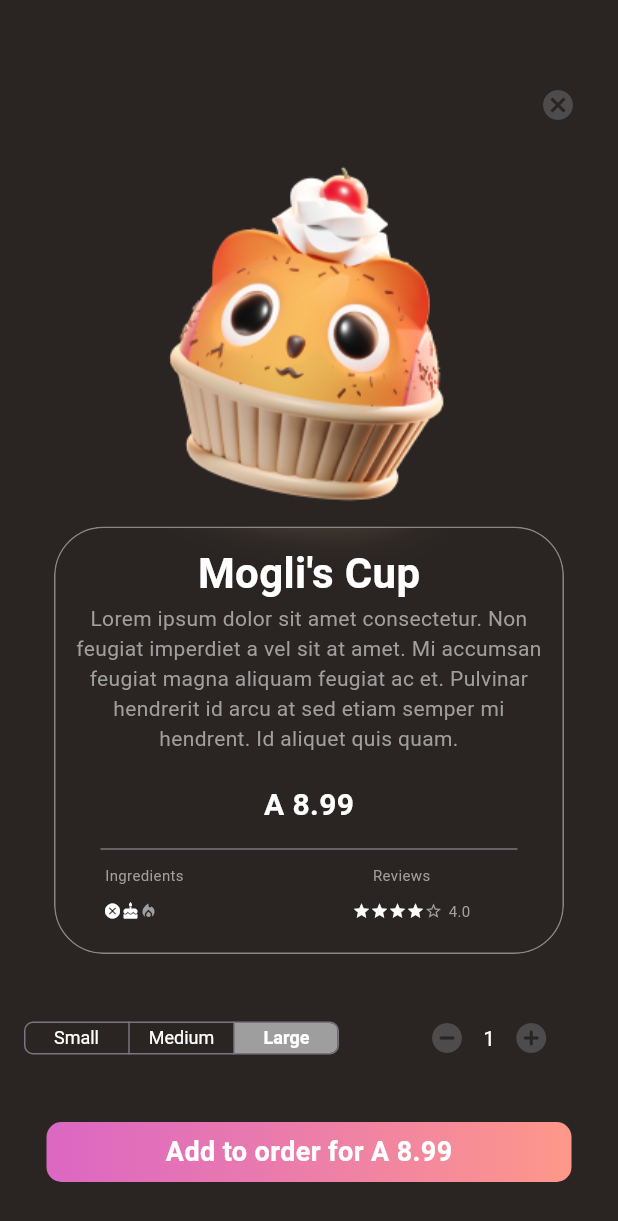
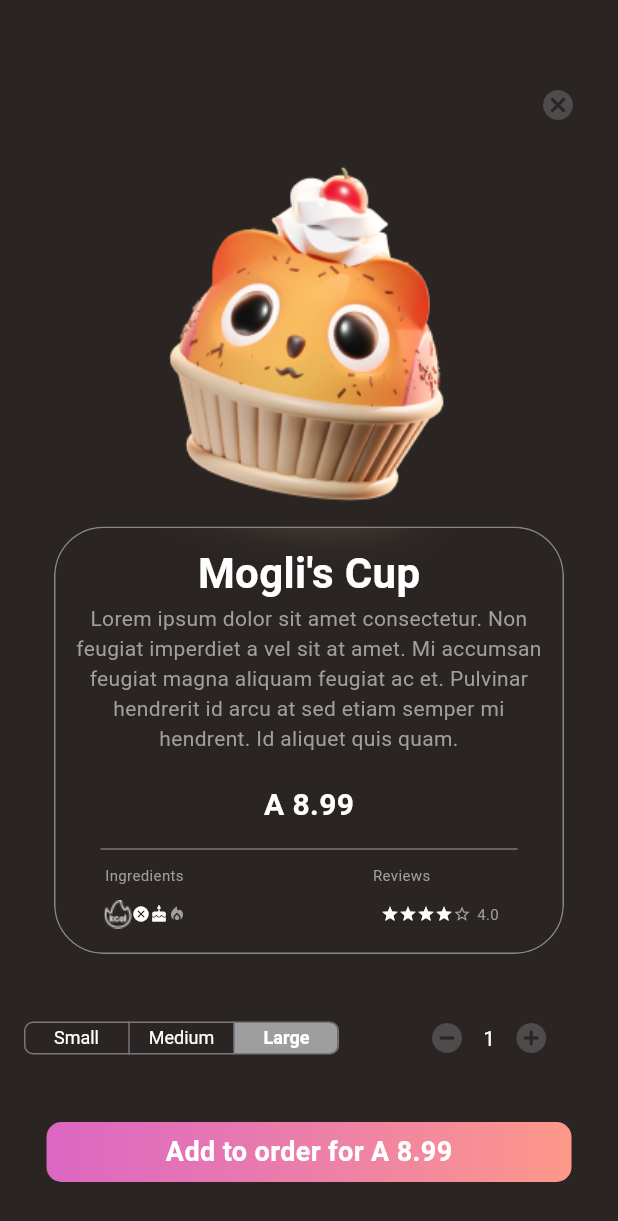
Before and after one commit to Cihan1990/screens_jp, a Flutter app: the screen it shows after launch, on a phone screen of 412 x 824 dp. Shown: the top 1221 px of the screen. Run offline on Flutter 3.47's test engine with Material 3 defaults, Android fonts, the light colour scheme and no system bars.

Commit message:
sachen geändert

```diff
--- a/lib/src/features/bottom_sheet/screen_shop.dart
+++ b/lib/src/features/bottom_sheet/screen_shop.dart
@@ -61,7 +61,7 @@ class _ScreenShopState extends State<ScreenShop> {
                                             )),
                                         padding: const EdgeInsets.all(10),
                                         child: Container(
-                                          child: const Column(
+                                          child: Column(
                                             children: [
                                               Text(
                                                 'Mogli\'s Cup',
@@ -95,7 +95,7 @@ class _ScreenShopState extends State<ScreenShop> {
                                                 indent: 20,
                                                 endIndent: 20,
                                               ),
-                                              Row(children: [
+                                              const Row(children: [
                                                 SizedBox(width: 23),
                                                 Text(
                                                   'Ingredients',
@@ -121,8 +121,7 @@ class _ScreenShopState extends State<ScreenShop> {
                                               Row(
                                                 children: [
                                                   SizedBox(width: 22),
-                                                  //Image(
-                                                  // 'lib/assets/details/Mask group(2).png'),
+                                                  Image.asset("lib/assets/details/Mask group(2).png"),
                                                   Icon(Icons.cancel,
                                                       color: Colors.white,
                                                       size: 12.0),
```
